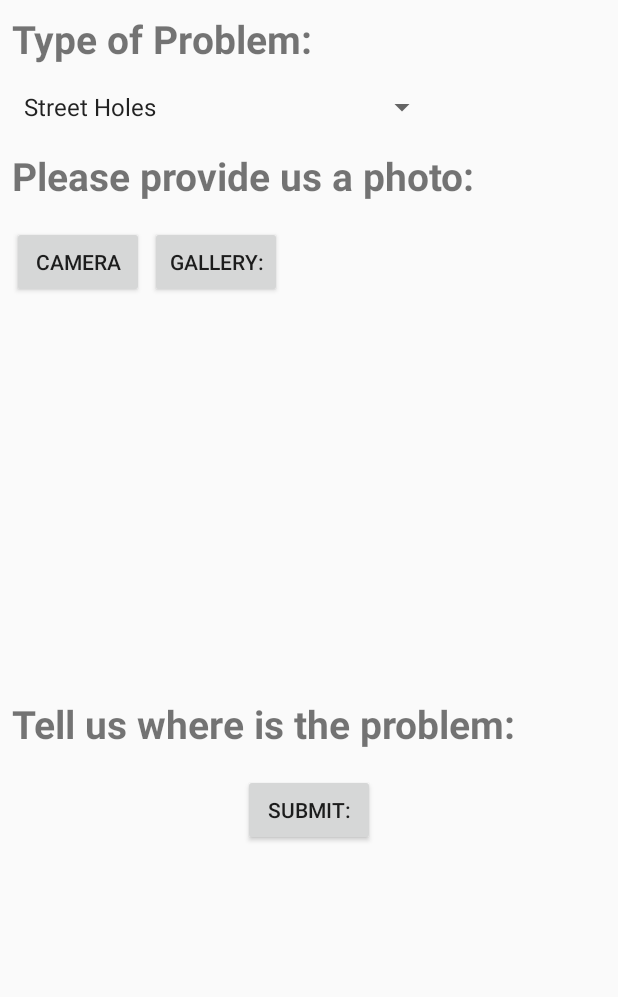
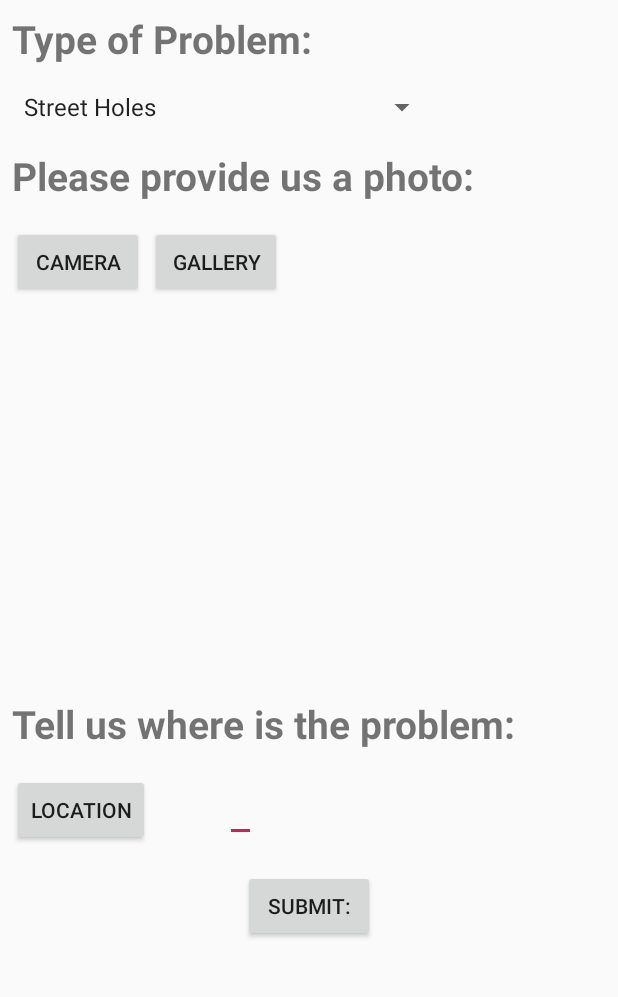
Before and after one commit to DanielNPaulino/streetHelper, an Android app: the screen it shows after launch (ProblemReport), after a tap on "REPORT A PROBLEM", on a phone screen of 412 x 824 dp, the part 84-1081 px from its top. Run offline under Robolectric (Android 15) with nearby library versions, the phone set to English and light mode, and no system bars.

Commit message:
map activity working

```diff
--- a/StreetHelper/app/build.gradle
+++ b/StreetHelper/app/build.gradle
@@ -30,6 +30,7 @@ dependencies {
 
     implementation "androidx.cardview:cardview:$cardview_version"
     implementation 'androidx.constraintlayout:constraintlayout:1.1.3'
+    implementation 'com.google.android.gms:play-services-maps:16.1.0'
     testImplementation 'junit:junit:4.12'
     androidTestImplementation 'androidx.test.ext:junit:1.1.0'
     androidTestImplementation 'androidx.test.espresso:espresso-core:3.1.1'
--- a/StreetHelper/app/src/main/java/com/example/streethelper/ProblemReport.java
+++ b/StreetHelper/app/src/main/java/com/example/streethelper/ProblemReport.java
@@ -3,6 +3,7 @@ package com.example.streethelper;
 import androidx.annotation.Nullable;
 import androidx.appcompat.app.AppCompatActivity;
 import androidx.appcompat.widget.Toolbar;
+import androidx.core.content.FileProvider;
 import androidx.recyclerview.widget.LinearLayoutManager;
 import androidx.recyclerview.widget.RecyclerView;
 
@@ -10,18 +11,27 @@ import android.content.Intent;
 import android.graphics.Bitmap;
 import android.net.Uri;
 import android.os.Bundle;
+import android.os.Environment;
 import android.provider.MediaStore;
 import android.view.View;
 import android.widget.AdapterView;
 import android.widget.ArrayAdapter;
 import android.widget.Button;
+import android.widget.EditText;
 import android.widget.ImageView;
 import android.widget.Spinner;
 import android.widget.TextView;
+import android.widget.Toast;
 
+import com.google.android.gms.maps.model.LatLng;
+
+import java.io.File;
+import java.io.IOException;
 import java.net.URI;
+import java.text.SimpleDateFormat;
 import java.util.ArrayList;
 import java.util.Arrays;
+import java.util.Date;
 import java.util.List;
 
 public class ProblemReport extends AppCompatActivity implements AdapterView.OnItemSelectedListener{
@@ -33,12 +43,16 @@ public class ProblemReport extends AppCompatActivity implements AdapterView.OnIt
     private ImageView picImgView;
     private static final int REQUEST_IMAGE_CAPTURE = 101;
     private static final int PICK_IMAGE = 100;
+    private static final int PICK_MAP_POINT_REQUEST = 999;
 
-    Uri imageUri;
+    Uri galleryImageUri;
 
     private Button buttonSubmit;
     String problem;
     TextView location;
+
+    private Button buttonLocation;
+    private EditText locationTxt;
 
     @Override
     protected void onCreate(Bundle savedInstanceState){
@@ -48,7 +62,7 @@ public class ProblemReport extends AppCompatActivity implements AdapterView.OnIt
         toolBar = findViewById(R.id.toolbar);
         setSupportActionBar(toolBar);
 
-        spinner = (Spinner)findViewById(R.id.spinner);
+        spinner = findViewById(R.id.spinner);
         ArrayAdapter<String> adapter = new ArrayAdapter<String>(ProblemReport.this,
                 android.R.layout.simple_spinner_item,paths);
 
@@ -62,12 +76,20 @@ public class ProblemReport extends AppCompatActivity implements AdapterView.OnIt
 
         location = findViewById(R.id.locationTextView);
 
+        buttonLocation = findViewById(R.id.locationButton);
+        buttonLocation.setOnClickListener(new View.OnClickListener() {
+            @Override
+            public void onClick(View view) {
+                pickPointOnMap();
+            }
+        });
+
         //listener
         buttonSubmit.setOnClickListener(new View.OnClickListener() {
             @Override
             public void onClick(View view) {
                 Intent sendIntent = new Intent (ProblemReport.this, ReportHistory.class);
-                String loca = location.getText().toString();
+                String loca = locationTxt.getText().toString();
                 sendIntent.putExtra("loca", loca);
                 sendIntent.putExtra("problem", problem);
                 startActivity(sendIntent);
@@ -75,13 +97,15 @@ public class ProblemReport extends AppCompatActivity implements AdapterView.OnIt
         });
     }
 
+    private void pickPointOnMap() {
+        Intent pickPointIntent = new Intent(this, MapsActivity.class);
+        startActivityForResult(pickPointIntent, PICK_MAP_POINT_REQUEST);
+    }
+
     @Override
     public void onItemSelected(AdapterView<?> parent, View v, int position, long id) {
         String problemType = spinner.getSelectedItem().toString();
         problem = problemType;
-
-
-
     }
 
     @Override
@@ -96,9 +120,8 @@ public class ProblemReport extends AppCompatActivity implements AdapterView.OnIt
     public void takePicture(View view) {
         Intent imageTakeIntent = new Intent(MediaStore.ACTION_IMAGE_CAPTURE);
 
-        if(imageTakeIntent.resolveActivity(getPackageManager()) != null){
-            startActivityForResult(imageTakeIntent,REQUEST_IMAGE_CAPTURE);
-        }
+        startActivityForResult(imageTakeIntent,REQUEST_IMAGE_CAPTURE);
+
     }
 
     public void openGallery(View view) {
@@ -114,16 +137,30 @@ public class ProblemReport extends AppCompatActivity implements AdapterView.OnIt
      */
     @Override
     protected void onActivityResult(int requestCode, int resultCode, @Nullable Intent data) {
+
+        //camera result
         if(requestCode==REQUEST_IMAGE_CAPTURE && resultCode==RESULT_OK) {
             Bundle extras = data.getExtras();
             Bitmap imageBitmap = (Bitmap) extras.get("data");
             picImgView.setImageBitmap(imageBitmap);
         }
 
+        //gallery result
         if (requestCode==PICK_IMAGE && resultCode==RESULT_OK){
-            imageUri = data.getData();
-            picImgView.setImageURI(imageUri);
+            galleryImageUri = data.getData();
+            picImgView.setImageURI(galleryImageUri);
+        }
+
+        //location result
+        if (requestCode == PICK_MAP_POINT_REQUEST) {
+            // Make sure the request was successful
+            if (resultCode == RESULT_OK) {
+                LatLng latLng = (LatLng) data.getParcelableExtra("picked_point");
+                locationTxt = findViewById(R.id.recieveLocation);
+                locationTxt.setText(latLng.latitude + "" + latLng.longitude);
+
+                Toast.makeText(this, "Point Chosen: " + latLng.latitude + " " + latLng.longitude, Toast.LENGTH_LONG).show();
+            }
         }
     }
-
 }
--- a/StreetHelper/app/src/main/java/com/example/streethelper/ReportHistory.java
+++ b/StreetHelper/app/src/main/java/com/example/streethelper/ReportHistory.java
@@ -5,6 +5,8 @@ import androidx.recyclerview.widget.LinearLayoutManager;
 import androidx.recyclerview.widget.RecyclerView;
 
 import android.content.Intent;
+import android.graphics.Bitmap;
+import android.graphics.BitmapFactory;
 import android.os.Bundle;
 import android.widget.ImageView;
 
@@ -18,6 +20,8 @@ public class ReportHistory extends AppCompatActivity {
 
     private ArrayList<ReportItem> itemList = new ArrayList<>();
 
+
+
     @Override
     protected void onCreate(Bundle savedInstanceState) {
         super.onCreate(savedInstanceState);
@@ -27,6 +31,8 @@ public class ReportHistory extends AppCompatActivity {
         Intent intent = getIntent();
         String newProblem = intent.getStringExtra("problem");
         String newLoca = intent.getStringExtra("loca");
+
+
 
         buildRecyclerView();
         insertItem(R.drawable.homepage, newProblem, newLoca);
--- a/StreetHelper/app/src/main/res/layout/activity_problem_report.xml
+++ b/StreetHelper/app/src/main/res/layout/activity_problem_report.xml
@@ -82,8 +82,26 @@
     <Button
         android:layout_width="wrap_content"
         android:layout_height="wrap_content"
+        android:id="@+id/locationButton"
+        android:layout_margin="8dp"
+        android:layout_below="@+id/locationTextView"
+        android:text="@string/locationButton"
+        />
+
+    <EditText
+        android:layout_width="wrap_content"
+        android:layout_height="wrap_content"
+        android:id="@+id/recieveLocation"
+        android:layout_below="@+id/locationTextView"
+        android:layout_marginLeft="150dp"
+        android:layout_marginTop="8dp"
+        />
+
+    <Button
+        android:layout_width="wrap_content"
+        android:layout_height="wrap_content"
         android:id="@+id/buttonSubmit"
-        android:layout_below="@+id/locationTextView"
+        android:layout_below="@+id/locationButton"
         android:layout_centerHorizontal="true"
         android:layout_marginTop="8dp"
         android:text="@string/submitProblemButton"
--- a/StreetHelper/app/src/main/res/values/strings.xml
+++ b/StreetHelper/app/src/main/res/values/strings.xml
@@ -12,8 +12,10 @@
     <string name="problemTextView">Type of Problem:</string>
     <string name="photoTextView">Please provide us a photo:</string>
     <string name="pictureButton">Camera</string>
-    <string name="galleryButton">Gallery:</string>
+    <string name="galleryButton">Gallery</string>
     <string name="locationTextView">Tell us where is the problem:</string>
+    <string name="locationButton">Location</string>
     <string name="submitProblemButton">Submit:</string>
+    <string name="title_activity_maps">Map</string>
 
 </resources>
```
Also changed, not shown: StreetHelper/app/src/debug/res/values/google_maps_api.xml (added, +24 -0 lines), StreetHelper/app/src/main/AndroidManifest.xml (+24 -1 lines), StreetHelper/app/src/main/java/com/example/streethelper/MapsActivity.java (added, +63 -0 lines), StreetHelper/app/src/main/res/layout/activity_maps.xml (added, +9 -0 lines), StreetHelper/app/src/main/res/xml/file_path.xml (added, +8 -0 lines), 1 other file.
